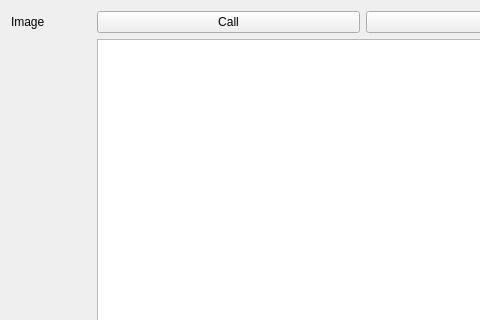
Qt form Babel/Client_Test/Babel/Source/Window/chatWindow.ui (Daypi/DaltoBabel) before a commit; both pictures show x 0 to 480 and y 0 to 320 of the 640 by 480 pixel window.
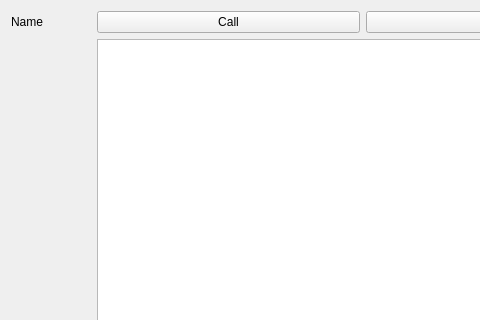
The same form after that commit.

Patch:
```diff
--- a/Babel/Client_Test/Babel/Source/Window/chatWindow.ui
+++ b/Babel/Client_Test/Babel/Source/Window/chatWindow.ui
@@ -59,7 +59,7 @@
    <item row="0" column="0">
     <widget class="QLabel" name="name">
      <property name="text">
-      <string>Image</string>
+      <string>Name</string>
      </property>
     </widget>
    </item>
```
